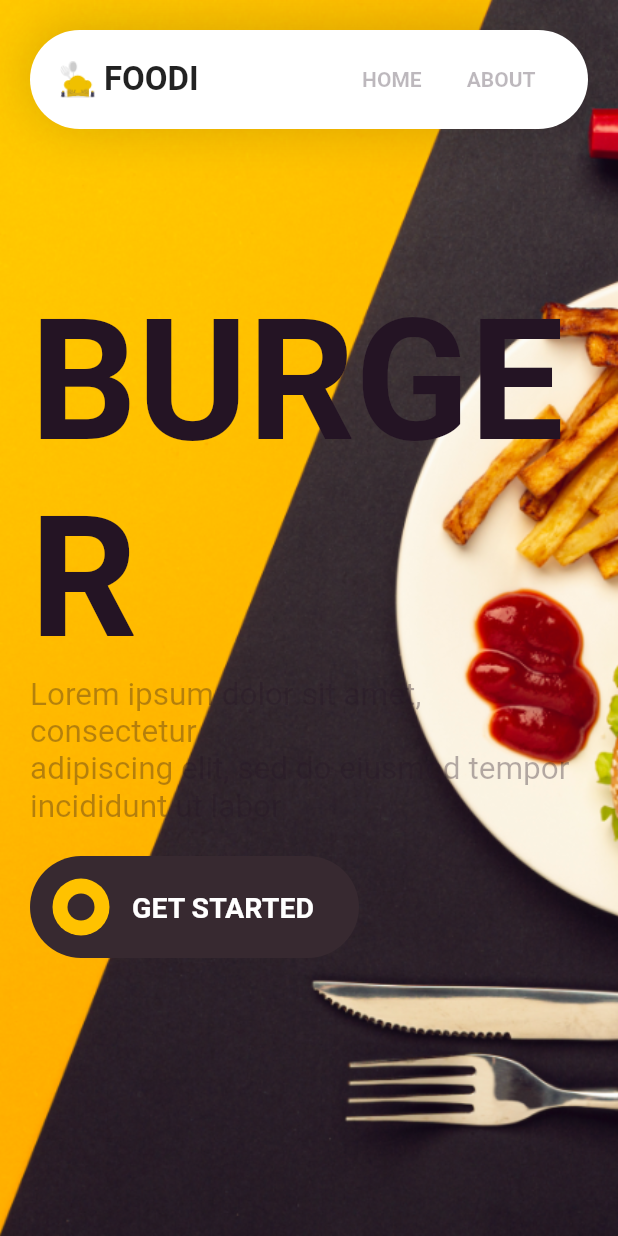
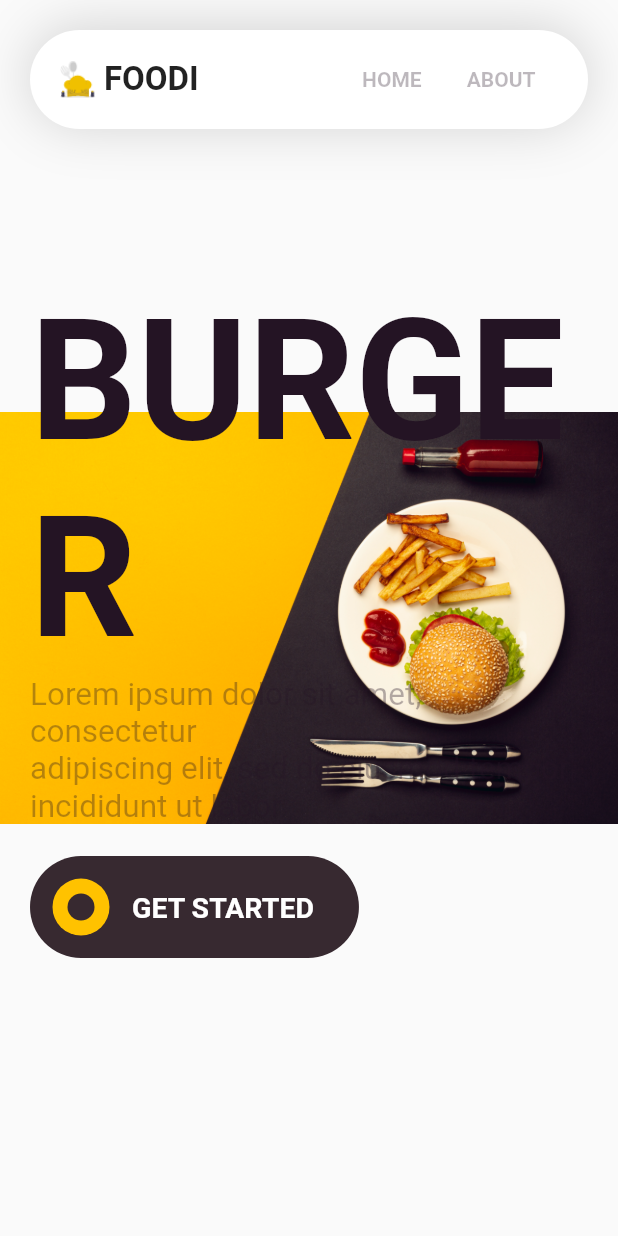
Before and after one commit to thanhy123zzz/ThucHanh3, a Flutter app: the screen it shows after launch, on a phone screen of 412 x 824 dp. Run offline on Flutter 3.47's test engine with Material 2 defaults, Android fonts, the phone set to English and light mode, and no system bars; our stand-ins replace flutter_svg, google_fonts.

Commit message:
sua bo xung

```diff
--- a/Covid-19-Flutter-UI/lib/widgets/my_header.dart
+++ b/Covid-19-Flutter-UI/lib/widgets/my_header.dart
@@ -59,7 +59,6 @@ class _MyHeaderState extends State<MyHeader> {
               child: Stack(
                 children: <Widget>[
                   Positioned(
-                    top: (widget.offset < 0) ? 0 : widget.offset,
                     child: SvgPicture.asset(
                       widget.image,
                       width: 230,
--- a/Flutter-Web---Food-App-UI/lib/Screens/Home/home_screen.dart
+++ b/Flutter-Web---Food-App-UI/lib/Screens/Home/home_screen.dart
@@ -15,7 +15,7 @@ class HomeScreen extends StatelessWidget {
         decoration: BoxDecoration(
           image: DecorationImage(
             image: AssetImage("assets/images/bg.png"),
-            fit: BoxFit.cover,
+            fit: BoxFit.fitWidth,
           ),
         ),
         child: Column(
```
